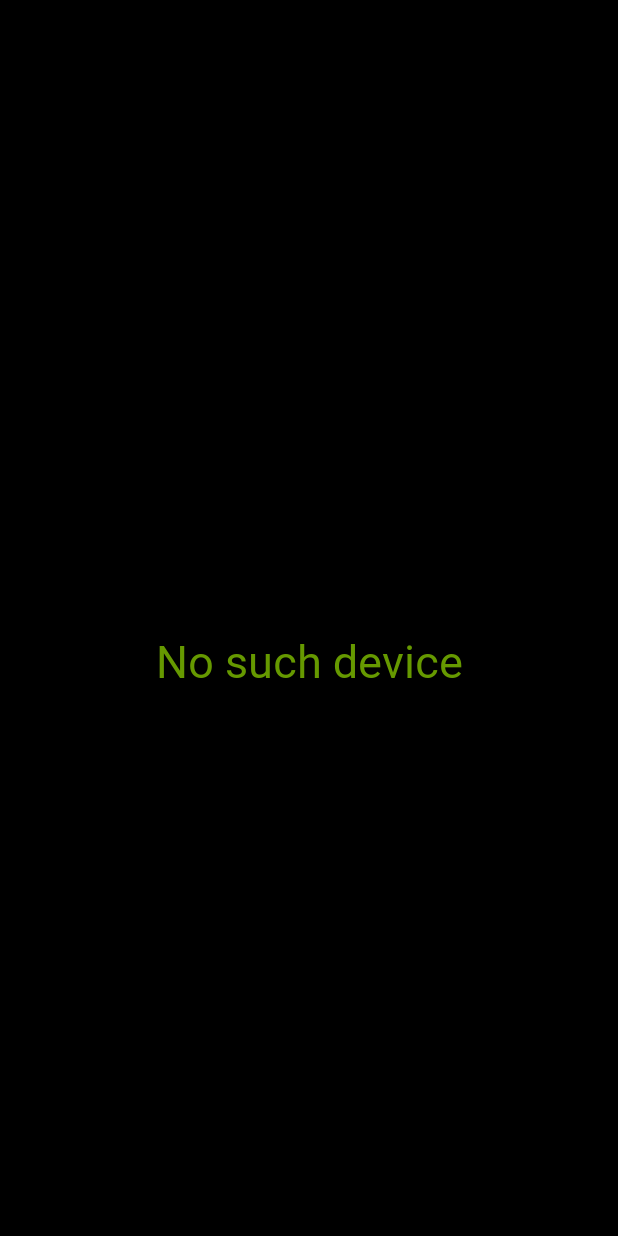
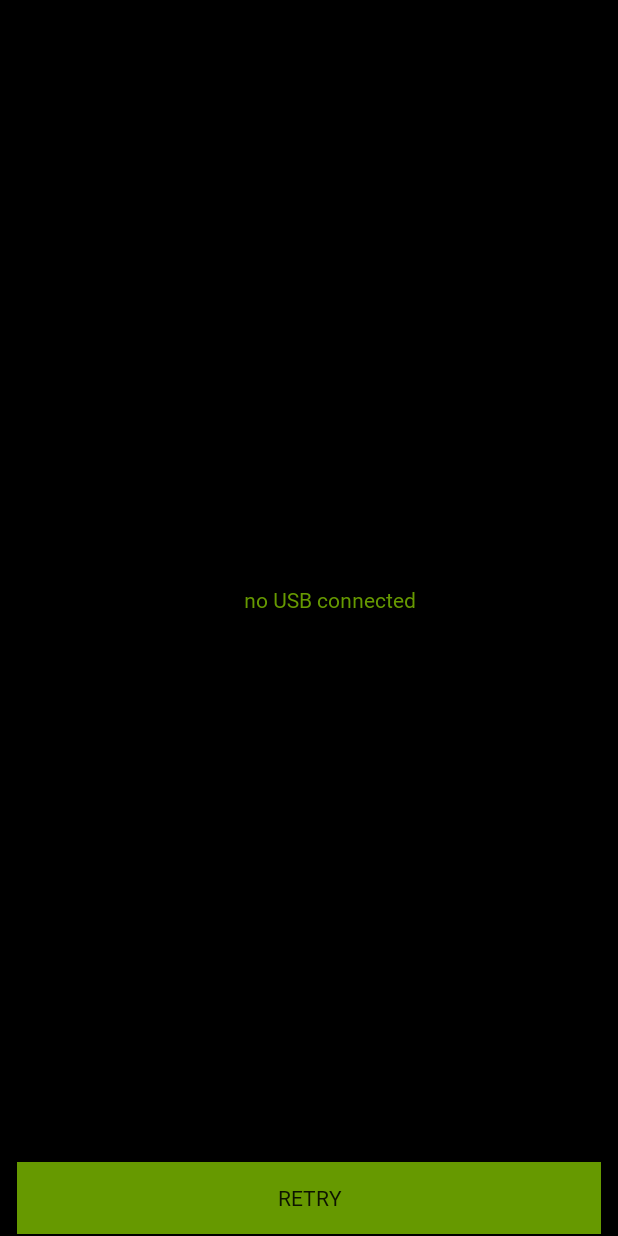
Before and after one commit to sergioleko/Power_Monitor, an Android app: the screen it shows after launch (USBinfo before the commit, ErrorWindow after it), after a tap on "CHECK USB", on a phone screen of 412 x 824 dp. Run offline under Robolectric (Android 15) with nearby library versions, the phone set to English and light mode, and no system bars.

Commit message:
Defense working

```diff
--- a/app/src/main/AndroidManifest.xml
+++ b/app/src/main/AndroidManifest.xml
@@ -3,6 +3,7 @@
     package="ru.sergioleko.usboncemore">
     <uses-permission android:name="android.permission.WRITE_EXTERNAL_STORAGE" />
     <uses-feature android:name="android.hardware.usb.host" />
+    <uses-feature android:name="android.hardware.usb.accessory" />
 
     <application
         android:allowBackup="true"
@@ -27,7 +28,10 @@
         <activity
             android:name=".shower"
             android:screenOrientation="portrait" />
-        <activity android:name=".ErrorWindow"></activity>
+        <activity
+            android:name=".ErrorWindow"
+            android:screenOrientation="portrait" />
+
     </application>
 
 </manifest>
--- a/app/src/main/java/ru/sergioleko/usboncemore/ErrorWindow.java
+++ b/app/src/main/java/ru/sergioleko/usboncemore/ErrorWindow.java
@@ -1,6 +1,7 @@
 package ru.sergioleko.usboncemore;
 
 import android.content.Intent;
+import android.os.Handler;
 import android.support.v7.app.AppCompatActivity;
 import android.os.Bundle;
 import android.view.View;
@@ -11,6 +12,8 @@ public class ErrorWindow extends AppCompatActivity {
     protected void onCreate(Bundle savedInstanceState) {
         super.onCreate(savedInstanceState);
         setContentView(R.layout.activity_error_window);
+        setTitle(" ");
+
     }
     public void restart (View view) {
         Intent retryIntent = new Intent(this, MainActivity.class);
--- a/app/src/main/java/ru/sergioleko/usboncemore/MainActivity.java
+++ b/app/src/main/java/ru/sergioleko/usboncemore/MainActivity.java
@@ -1,8 +1,10 @@
 package ru.sergioleko.usboncemore;
 
 import android.Manifest;
+import android.content.BroadcastReceiver;
 import android.content.Context;
 import android.content.Intent;
+import android.content.IntentFilter;
 import android.content.pm.PackageManager;
 import android.hardware.usb.UsbAccessory;
 import android.hardware.usb.UsbDevice;
@@ -12,11 +14,13 @@ import android.support.v4.content.ContextCompat;
 import android.support.v7.app.AppCompatActivity;
 import android.os.Bundle;
 import android.view.View;
+import android.widget.Button;
 import android.widget.TextView;
 import android.widget.Toast;
 
 import java.util.HashMap;
 import java.util.List;
+import java.util.Set;
 
 import static android.Manifest.permission.WRITE_EXTERNAL_STORAGE;
 
@@ -33,34 +37,46 @@ public class MainActivity extends AppCompatActivity {
             ActivityCompat.requestPermissions(this, new String[]{Manifest.permission.WRITE_EXTERNAL_STORAGE}, MY_PERMISSION_REQUESTS_WRITE_EXTERNAL_STORAGE);
 
         }
+
+
     }
-    public void checkUSB (View view){
-        UsbManager usbmanager;
-        usbmanager = (UsbManager) getSystemService(Context.USB_SERVICE);
-        usbmanager.getAccessoryList();
-        HashMap<String, UsbDevice> deviceList = null;
-        deviceList = usbmanager.getDeviceList();
-       //UsbAccessory [] listik = usbmanager.getAccessoryList();
 
-        if (deviceList != null) {
-            //Toast toast = Toast.makeText(getApplicationContext(), deviceList.size(), Toast.LENGTH_LONG);
-            //toast.show();
+    public void checkUSB (View view) {
+
+
+        UsbManager usbmanager = (UsbManager) getSystemService(Context.USB_SERVICE);
+        if (usbmanager.getDeviceList().size() > 0) {
+            //Toast.makeText(MainActivity.this, String.valueOf(usbmanager.getDeviceList().size()), Toast.LENGTH_LONG).show();
+
+
+            //usbmanager.getAccessoryList();
+            HashMap<String, UsbDevice> deviceList = usbmanager.getDeviceList();
+
+            Set<String> keys = deviceList.keySet();
+            Object[] keysArr = keys.toArray();
+            String lfkey = keysArr[0].toString();
+
+
+            UsbDevice device = deviceList.get(lfkey);
+
+            //UsbAccessory [] listik = usbmanager.getAccessoryList();
+
+            //if (deviceList != null) {
+
 
             Intent checkUSBintent = new Intent(this, USBinfo.class);
             startActivity(checkUSBintent);
-        }
-        else {
-            Toast toast = Toast.makeText(getApplicationContext(), "no device", Toast.LENGTH_LONG);
-            toast.show();
-            //Intent errorPageIntent = new Intent(this, ErrorWindow.class);
-            //startActivity(errorPageIntent);
-            //TextView exceptionText = (TextView) findViewById(R.id.exceptText);
-            //exceptionText.setVisibility(View.VISIBLE);
-            //exceptionText.setText("No USB device connected");
+
+
+        } else {
+
+            Intent errorPageIntent = new Intent(this, ErrorWindow.class);
+            startActivity(errorPageIntent);
+
 
         }
+
     }
-
     public void onRequestPermissionsResult(
             int requestCode,
             String permissions[],
@@ -76,4 +92,13 @@ public class MainActivity extends AppCompatActivity {
         }
     }
 
+
+
+    public void startErroeActivity(){
+        Intent errorPageIntent = new Intent(this, ErrorWindow.class);
+        startActivity(errorPageIntent);
+    }
+
+
+
 }
--- a/app/src/main/java/ru/sergioleko/usboncemore/USBinfo.java
+++ b/app/src/main/java/ru/sergioleko/usboncemore/USBinfo.java
@@ -37,16 +37,17 @@ public class USBinfo extends AppCompatActivity {
         filter.addAction(ACTION_USB_PERMISSION);
         registerReceiver(mUsbReceiver, filter);
 
+
+
     }
 
     public void checkingUSB() {
         UsbManager usbmanager = (UsbManager) getSystemService(Context.USB_SERVICE);
-        //UsbAccessory[] listik = usbmanager.getAccessoryList();
-        usbmanager.getAccessoryList();
+
+        //usbmanager.getAccessoryList();
         HashMap<String, UsbDevice> deviceList = usbmanager.getDeviceList();
-        if (deviceList != null) {
-            /*usbmanager.getAccessoryList();
-            HashMap<String, UsbDevice> deviceList = usbmanager.getDeviceList();*/
+        if (usbmanager.getDeviceList().size() > 0) {
+
             TextView text = findViewById(R.id.magicInfo);
             Set<String> keys = deviceList.keySet();
             Object[] keysArr = keys.toArray();
@@ -67,32 +68,15 @@ public class USBinfo extends AppCompatActivity {
             } else {
                 text.setText("No such device");
             }
-            //text.setText(deviceList.toString());
-       /* int length = deviceList.size();
-        String lengthstr = String.valueOf(length);
-        text.setText(lengthstr);*/
-    /*    boolean isthere = (deviceList.containsKey("mVendorId"));
-        if (isthere){
-            text.setText("yes");
-        }
-        else {
-            text.setText("no");
-        }*/
-     /*   boolean isLinkos = (deviceList.containsValue("2385"));
-        if (isLinkos==true){
-            text.setText("it's Linkos");
-        }
-        else {
-            text.setText("not Linkos");
-        }*/
-            //return device;
+
+
         } else {
             Intent errorPageIntent = new Intent(this, ErrorWindow.class);
             startActivity(errorPageIntent);
-           /* TextView text = findViewById(R.id.magicInfo);
-            text.setText("No device Connected");*/
+            finish();
+
         }
-        //return null;
+
     }
 
     private static final String ACTION_USB_PERMISSION =
@@ -101,11 +85,11 @@ public class USBinfo extends AppCompatActivity {
     public void connectingUSB(View view) {
 
         UsbManager usbmanager = (UsbManager) getSystemService(Context.USB_SERVICE);
-        usbmanager.getAccessoryList();
-        HashMap<String, UsbDevice> deviceList = usbmanager.getDeviceList();
-        //UsbAccessory [] listik = usbmanager.getAccessoryList();
-        if (deviceList != null) {
-            //HashMap<String, UsbDevice> deviceList = usbmanager.getDeviceList();
+        //usbmanager.getAccessoryList();
+
+
+        if (usbmanager.getDeviceList().size() > 0) {
+            HashMap<String, UsbDevice> deviceList = usbmanager.getDeviceList();
             Set<String> keys = deviceList.keySet();
             Object[] keysArr = keys.toArray();
             String lfkey = keysArr[0].toString();
@@ -117,98 +101,20 @@ public class USBinfo extends AppCompatActivity {
             } else {
                 startShowing();
             }
-            /*Button connectionButton = findViewById(R.id.buttonConnect);
-            connectionButton.setVisibility(View.INVISIBLE);
-            startReader();*/
+
 
         }
         else {
             Intent errorPageIntent = new Intent(this, ErrorWindow.class);
             startActivity(errorPageIntent);
+            finish();
         }
     }
-        /*final BroadcastReceiver mUsbReceiver = new BroadcastReceiver() {
-
-            public void onReceive(Context context, Intent intent) {
-                TextView text = findViewById(R.id.magicInfo);
-                String action = intent.getAction();
-                if (ACTION_USB_PERMISSION.equals(action)) {
-                    synchronized (this) {
-                        UsbDevice device = (UsbDevice) intent.getParcelableExtra(UsbManager.EXTRA_DEVICE);
-
-                        if (intent.getBooleanExtra(UsbManager.EXTRA_PERMISSION_GRANTED, false)) {
-                            if (device != null) {
-
-                                *//*Intent readDataIntent = new Intent(getApplicationContext(), readUsb.class);
-                                startActivity(readDataIntent);*//*
-                                text.setText("Permission Granted");
-                                //call method to set up device communication
-                            }
-                        } else {
-                            text.setText("Permission Denied");
-                            //Log.d(TAG, "permission denied for device " + device);
-                        }
-                    }
-                }
-            }
-        };
-        IntentFilter filter = new IntentFilter();
-        filter.addAction(ACTION_USB_PERMISSION);
-        registerReceiver(mUsbReceiver, filter);*/
-   // }
-
-   /* private byte[] bytes = new byte[64];
-
-    public void startReader() {
-      //  TextView text = findViewById(R.id.magicInfo);
-        UsbManager usbmanager = (UsbManager) getSystemService(Context.USB_SERVICE);
-        if (usbmanager != null) {
-            HashMap<String, UsbDevice> deviceList = usbmanager.getDeviceList();
-            Set<String> keys = deviceList.keySet();
-            Object[] keysArr = keys.toArray();
-            String lfkey = keysArr[0].toString();
-            UsbDevice device = deviceList.get(lfkey);
 
 
-            assert device != null;
-            UsbInterface intf = device.getInterface(0);
-            UsbEndpoint endpoint = intf.getEndpoint(0);
-            UsbDeviceConnection connection = usbmanager.openDevice(device);
-            boolean forceClaim = true;
-            connection.claimInterface(intf, forceClaim);
-            int TIMEOUT = 0;
-            connection.bulkTransfer(endpoint, bytes, bytes.length, TIMEOUT);
-            connection.close();
-            connection.releaseInterface(intf);
-            String SSS = "Result:\n";
-            String[] names = {"DA1°C", "+2.5V", "+1.8V", "+1.2V", "+1V", "DA6°C", "?", "+5V", "+1.8V", "+0.95", "+3.3V", "+1.5V", "+12V", "DA2°C", "DA7°C", "+5V"};
-            for (int i = 0; i < bytes.length; i += 4) {
-                int floatBits = bytes[i] & 0xFF |
-                        (bytes[i + 1] & 0xFF) << 8 |
-                        (bytes[i + 2] & 0xFF) << 16 |
-                        (bytes[i + 3] & 0xFF) << 24;
-                float Data = Float.intBitsToFloat(floatBits);
-                SSS += names[i / 4] + "\t=\t" + String.valueOf(Data) + "\n";
-            }*/
-            //text.setText(SSS);
-            /*Button refreshButton = findViewById(R.id.refreshbutton);
-            refreshButton.setVisibility(View.VISIBLE);
-            Button autorefreshButton = findViewById(R.id.autorefreshbutton);
-            autorefreshButton.setVisibility(View.VISIBLE);*/
-       // }
-
- /*   public void getDevice (){
-        UsbManager usbmanager = (UsbManager) getSystemService(Context.USB_SERVICE);
-        if (usbmanager != null){
-            HashMap<String, UsbDevice> deviceList = usbmanager.getDeviceList();
-            Set<String> keys = deviceList.keySet();
-            Object[] keysArr = keys.toArray();
-            String lfkey = keysArr[0].toString();
-            UsbDevice device = deviceList.get(lfkey);
-    }*/
 
 
-    //}
+
 
 
 
@@ -242,7 +148,12 @@ public class USBinfo extends AppCompatActivity {
     public void startShowing (){
         Intent startshowingIntent = new Intent(this, shower.class);
         startActivity(startshowingIntent);
+        finish();
     }
 
-
+public void startErroeActivity(){
+    Intent errorPageIntent = new Intent(this, ErrorWindow.class);
+    startActivity(errorPageIntent);
+    finish();
+}
     }
--- a/app/src/main/res/layout/activity_error_window.xml
+++ b/app/src/main/res/layout/activity_error_window.xml
@@ -33,12 +33,11 @@
         android:background="@color/colorAccent"
         android:fontFamily="@font/terminus"
         android:onClick="restart"
-        android:text="Button"
+        android:text="@string/retry_button"
         app:layout_constraintBottom_toBottomOf="parent"
         app:layout_constraintEnd_toEndOf="parent"
         app:layout_constraintHorizontal_bias="0.476"
         app:layout_constraintStart_toStartOf="parent"
         app:layout_constraintTop_toTopOf="parent"
-        app:layout_constraintVertical_bias="0.998"
-        tools:text="@string/retry_button" />
+        app:layout_constraintVertical_bias="0.998" />
 </android.support.constraint.ConstraintLayout>
```
Also changed, not shown: app/src/main/java/ru/sergioleko/usboncemore/shower.java (+58 -80 lines).
